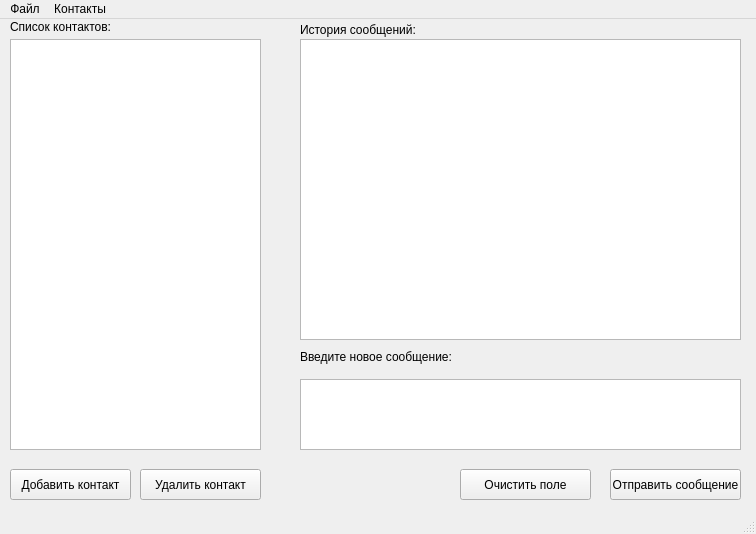
First picture: the form in lesson_5/client/client.ui, repository Dr0nx/dbpyqt, before the edit.
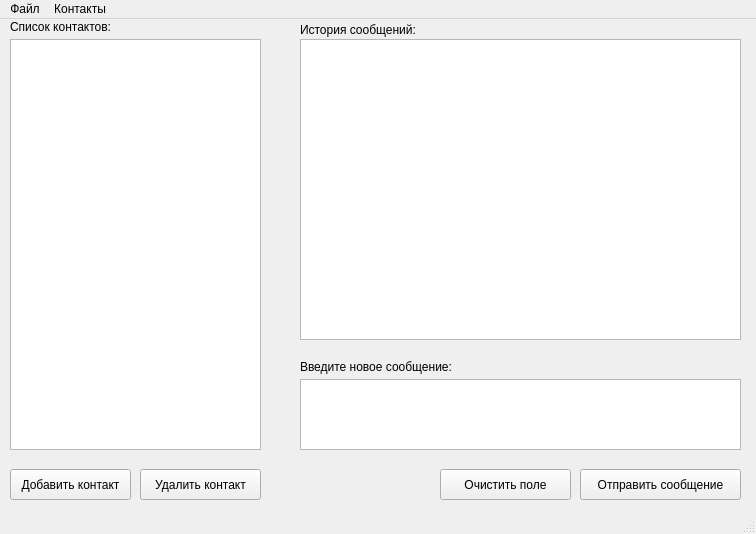
Second picture: the form after the edit.

Patch:
```diff
--- a/lesson_5/client/client.ui
+++ b/lesson_5/client/client.ui
@@ -86,7 +86,7 @@
     <property name="geometry">
      <rect>
       <x>300</x>
-      <y>330</y>
+      <y>340</y>
       <width>171</width>
       <height>16</height>
      </rect>
@@ -118,9 +118,9 @@
    <widget class="QPushButton" name="btn_send">
     <property name="geometry">
      <rect>
-      <x>610</x>
+      <x>580</x>
       <y>450</y>
-      <width>131</width>
+      <width>161</width>
       <height>31</height>
      </rect>
     </property>
@@ -131,7 +131,7 @@
    <widget class="QPushButton" name="btn_clear">
     <property name="geometry">
      <rect>
-      <x>460</x>
+      <x>440</x>
       <y>450</y>
       <width>131</width>
       <height>31</height>
```
Left out of the diff: 2 changed lines with no effect on the pictures.
